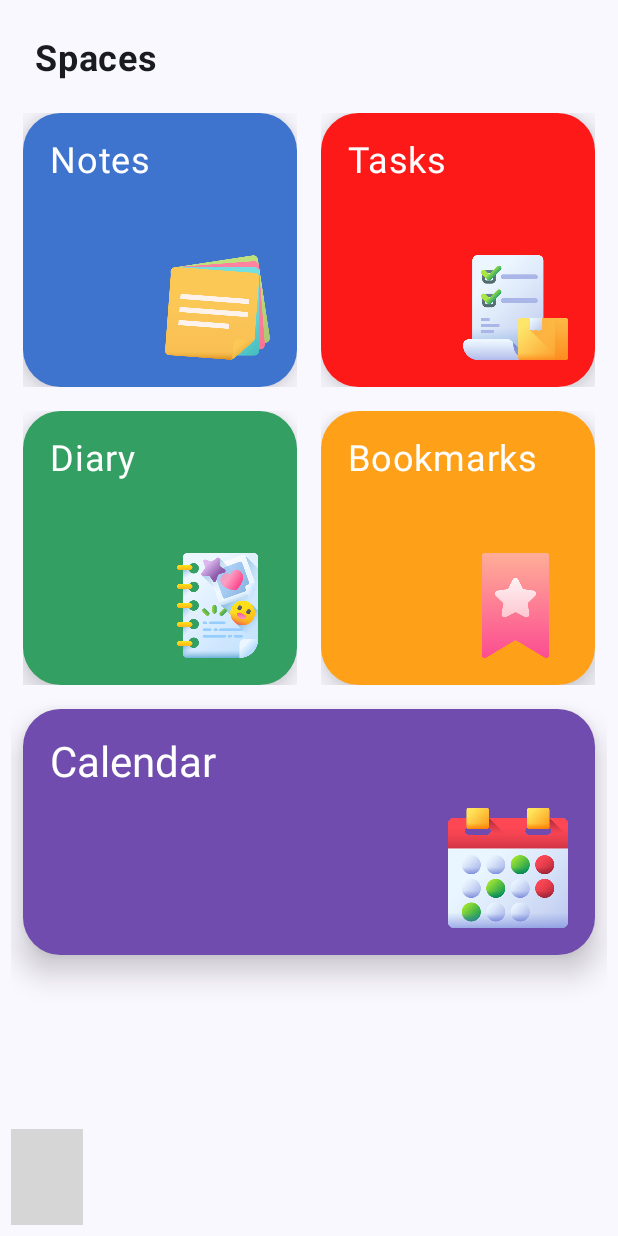
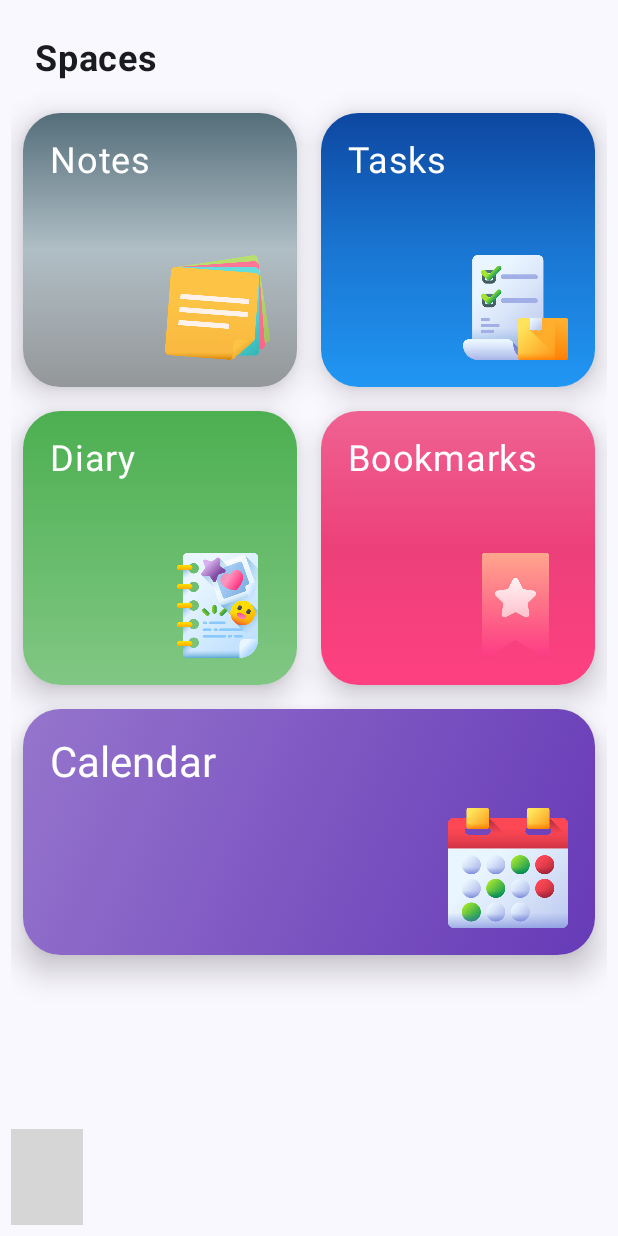
Before and after one commit to Brindha-m/DoodSpace-Todos.Notes.Doodles, an Android app built with Jetpack Compose: the screen it shows after launch (MainActivity), on a phone screen of 412 x 824 dp. Run offline under Robolectric (Android 15) with nearby library versions, the phone set to English and light mode, and no system bars; our stand-ins replace Dagger/Hilt's generated code; libraries missing offline, so code that uses them is left out: com.exyte.animatednavbar; 2 statements that could not run were skipped; grey boxes are pictures that could not be loaded.

Commit message:
Update your spacecards

```diff
--- a/app/build.gradle.kts
+++ b/app/build.gradle.kts
@@ -81,6 +81,7 @@ dependencies {
     implementation("androidx.compose.ui:ui-graphics")
     implementation("androidx.compose.ui:ui-tooling-preview")
     implementation("androidx.compose.material3:material3")
+    implementation("androidx.hilt:hilt-work:1.0.0")
     testImplementation("junit:junit:4.13.2")
     androidTestImplementation("androidx.test.ext:junit:1.1.5")
     androidTestImplementation("androidx.test.espresso:espresso-core:3.5.1")
@@ -93,7 +94,7 @@ dependencies {
 
 
     // Compose navigation
-    implementation("androidx.navigation:navigation-compose:2.6.0")
+    implementation("androidx.navigation:navigation-compose:2.7.0")
     implementation("androidx.hilt:hilt-navigation-compose:1.0.0")
 
     // Dagger Hilt
--- a/app/src/main/AndroidManifest.xml
+++ b/app/src/main/AndroidManifest.xml
@@ -1,14 +1,16 @@
 <?xml version="1.0" encoding="utf-8"?>
 <manifest xmlns:android="http://schemas.android.com/apk/res/android"
     xmlns:tools="http://schemas.android.com/tools">
+
+    <uses-permission android:name="android.permission.INTERNET" />
 
     <!-- For the Calendar events features -->
     <uses-permission android:name="android.permission.POST_NOTIFICATIONS" />
     <uses-permission android:name="android.permission.READ_CALENDAR" />
     <uses-permission android:name="android.permission.WRITE_CALENDAR" />
+
     <!-- For reminders -->
     <uses-permission android:name="android.permission.SCHEDULE_EXACT_ALARM" /> <!-- to start the alarms after restart. (By default, all alarms are canceled when a device shuts down) -->
-    <uses-permission android:name="android.permission.RECEIVE_BOOT_COMPLETED" />
 
     <application
         android:name=".FiveHiltMain"
--- a/app/src/main/java/com/implementing/feedfive/FiveHiltMain.kt
+++ b/app/src/main/java/com/implementing/feedfive/FiveHiltMain.kt
@@ -1,26 +1,55 @@
 package com.implementing.feedfive
 
 import android.app.Application
+import android.app.NotificationChannel
+import android.app.NotificationManager
 import android.content.Context
+import android.os.Build
 import androidx.annotation.StringRes
 import androidx.datastore.core.DataStore
 import androidx.datastore.preferences.core.Preferences
 import androidx.datastore.preferences.preferencesDataStore
+import androidx.hilt.work.HiltWorkerFactory
+import androidx.work.Configuration
 import com.implementing.feedfive.util.Constants
 import dagger.hilt.android.HiltAndroidApp
+import javax.inject.Inject
 
 val Context.dataStore: DataStore<Preferences> by preferencesDataStore(name = Constants.SETTINGS_PREFERENCES)
 
 
 @HiltAndroidApp
-class FiveHiltMain : Application() {
+class FiveHiltMain : Application(), Configuration.Provider {
     companion object {
         lateinit var appContext: Context
     }
 
+    @Inject
+    lateinit var workerFactory: HiltWorkerFactory
+
+
+    override fun getWorkManagerConfiguration() =
+        Configuration.Builder()
+            .setWorkerFactory(workerFactory)
+            .build()
+
+
     override fun onCreate() {
         super.onCreate()
         appContext = this
+        createRemindersNotificationChannel()
+    }
+
+    // Notification
+    private fun createRemindersNotificationChannel() {
+        val channel = NotificationChannel(
+            Constants.REMINDERS_CHANNEL_ID,
+            getString(R.string.reminders_channel_name),
+            NotificationManager.IMPORTANCE_DEFAULT
+        )
+        channel.description = getString(R.string.reminders_channel_description)
+        val notificationManager = getSystemService(NOTIFICATION_SERVICE) as NotificationManager
+        notificationManager.createNotificationChannel(channel)
     }
 
 }
--- a/app/src/main/java/com/implementing/feedfive/mainscreens/SpacesScreen.kt
+++ b/app/src/main/java/com/implementing/feedfive/mainscreens/SpacesScreen.kt
@@ -14,6 +14,7 @@ import androidx.compose.material3.TopAppBar
 import androidx.compose.material3.TopAppBarDefaults
 import androidx.compose.runtime.Composable
 import androidx.compose.ui.Modifier
+import androidx.compose.ui.graphics.Brush
 import androidx.compose.ui.graphics.Color
 import androidx.compose.ui.res.stringResource
 import androidx.compose.ui.text.font.FontWeight
@@ -56,12 +57,20 @@ fun SpacesScreen(
             item {
                 Spacer(Modifier.height(60.dp))
 
+
                 Row {
                     SpaceRegularCard(
                         modifier = Modifier.weight(1f, fill = true),
                         title = stringResource(R.string.notes),
                         image = R.drawable.notes_img,
-                        backgroundColor = Blue
+                        backgroundColor = Brush.verticalGradient(
+                            colorStops = arrayOf(
+                                0f to Color(0xFF546E7A), // Slightly darker silver at the start
+                                0.5f to Color(0xFFB0BEC5), // Darker silver in the middle
+                                1f to Color(0xFF949799) // Lighter silver at the end
+                            )
+                        )
+
                     ) {
                         navController.navigate(Screen.NotesScreen.route)
                     }
@@ -70,7 +79,13 @@ fun SpacesScreen(
                         modifier = Modifier.weight(1f, fill = true),
                         title = stringResource(R.string.tasks),
                         image = R.drawable.tasks_img,
-                        backgroundColor = Color.Red
+                        backgroundColor = Brush.verticalGradient(
+                            colorStops = arrayOf(
+                                0f to Color(0xFF0D47A1), // Dark blue at the start
+                                0.5f to Color(0xFF1976D2), // Lighter blue in the middle
+                                1f to Color(0xFF2196F3) // Lightest blue at the end
+                            )
+                        )
                     ) {
                         navController.navigate(
                             Screen.TasksScreen.route
@@ -84,7 +99,14 @@ fun SpacesScreen(
                         modifier = Modifier.weight(1f, fill = true),
                         title = stringResource(R.string.diary),
                         image = R.drawable.diary_img,
-                        backgroundColor = Green
+                        backgroundColor = Brush.verticalGradient(
+                            colorStops = arrayOf(
+                                0f to Color(0xFF4CAF50), // Dark green at the start
+                                0.5f to Color(0xFF66BB6A), // Lighter green in the middle
+                                1f to Color(0xFF81C784) // Lightest green at the end
+                            )
+                        )
+
                     ) {
                         navController.navigate(Screen.DiaryScreen.route)
                     }
@@ -92,7 +114,14 @@ fun SpacesScreen(
                         modifier = Modifier.weight(1f, fill = true),
                         title = stringResource(R.string.bookmarks),
                         image = R.drawable.bookmarks_img,
-                        backgroundColor = Orange
+                        backgroundColor = Brush.verticalGradient(
+                            colorStops = arrayOf(
+                                0f to Color(0xFFF06292), // Dark pink at the start
+                                0.5f to Color(0xFFEC407A), // Lighter pink in the middle
+                                1f to Color(0xFFFF4081) // Lightest pink at the end
+                            )
+                        )
+
                     ) {
                         navController.navigate(Screen.BookmarksScreen.route)
                     }
@@ -102,7 +131,13 @@ fun SpacesScreen(
                 SpaceWideCard(
                     title = stringResource(R.string.calendar),
                     image = R.drawable.calendar_img,
-                    backgroundColor = Purple
+                    backgroundColor = Brush.linearGradient(
+                        colorStops = arrayOf(
+                            0f to Color(0xFF9575CD), // Medium purple at the start
+                            0.5f to Color(0xFF7E57C2), // Slightly darker medium purple in the middle
+                            1f to Color(0xFF673AB7) // Darker medium purple at the end
+                        )
+                    )
                 ) {
                     navController.navigate(Screen.CalendarScreen.route)
                 }
--- a/app/src/main/java/com/implementing/feedfive/navigation/components/SpaceCards.kt
+++ b/app/src/main/java/com/implementing/feedfive/navigation/components/SpaceCards.kt
@@ -1,6 +1,7 @@
 package com.implementing.feedfive.navigation.components
 
 import androidx.compose.foundation.Image
+import androidx.compose.foundation.background
 import androidx.compose.foundation.clickable
 import androidx.compose.foundation.layout.Arrangement
 import androidx.compose.foundation.layout.Column
@@ -18,9 +19,12 @@ import androidx.compose.material3.Text
 import androidx.compose.runtime.Composable
 import androidx.compose.ui.Alignment
 import androidx.compose.ui.Modifier
+import androidx.compose.ui.geometry.Offset
 import androidx.compose.ui.graphics.Brush
 import androidx.compose.ui.graphics.Color
 import androidx.compose.ui.graphics.Color.Companion.Blue
+import androidx.compose.ui.graphics.LinearGradient
+import androidx.compose.ui.graphics.compositeOver
 import androidx.compose.ui.graphics.graphicsLayer
 import androidx.compose.ui.res.painterResource
 import androidx.compose.ui.tooling.preview.Preview
@@ -32,20 +36,21 @@ import com.implementing.feedfive.R
 fun SpaceRegularCard(
     title: String,
     image: Int,
-    backgroundColor: Color,
+    backgroundColor: Brush,
     modifier: Modifier = Modifier,
     onClick: () -> Unit = {}
 ) {
 
     Card(
-        modifier = modifier.padding(8.dp).graphicsLayer(alpha = 0.9f),
+        modifier = modifier.padding(8.dp).background(Color.Transparent),
         shape = RoundedCornerShape(25.dp),
-        colors = CardDefaults.cardColors(containerColor = backgroundColor),
+//        colors = CardDefaults.cardColors(containerColor = gradientBrush),
         elevation = CardDefaults.cardElevation(defaultElevation = 12.dp)
 
     ) {
         Column(
             Modifier
+                .background(backgroundColor)
                 .clickable { onClick() }
                 .aspectRatio(1.0f)
                 .padding(18.dp),
@@ -71,17 +76,18 @@ fun SpaceRegularCard(
 fun SpaceWideCard(
     title: String,
     image: Int,
-    backgroundColor: Color = Color.White,
+    backgroundColor: Brush,
     onClick: () -> Unit = {}
 ) {
     Card(
-        modifier = Modifier.padding(8.dp),
+        modifier = Modifier.padding(8.dp).background(Color.Transparent),
         shape = RoundedCornerShape(25.dp),
-        colors = CardDefaults.cardColors(containerColor = backgroundColor),
-        elevation = CardDefaults.cardElevation(defaultElevation = 12.dp)
+//        colors = CardDefaults.cardColors(containerColor = Col),
+        elevation = CardDefaults.cardElevation(defaultElevation = 12.dp),
     ) {
         Column(
             Modifier
+                .background(backgroundColor)
                 .fillMaxWidth()
                 .clickable { onClick() }
                 .padding(18.dp),
@@ -110,6 +116,12 @@ fun SpaceRegularCardPreview() {
     SpaceRegularCard(
         "Book Marks",
         R.drawable.bookmarks_img,
-        Color.Blue
+        backgroundColor = Brush.linearGradient(
+            colorStops = arrayOf(
+                0f to Color(0xFF0D47A1), // Dark blue at the start
+                0.5f to Color(0xFF1976D2), // Lighter blue in the middle
+                1f to Color(0xFF2196F3) // Lightest blue at the end
+            )
+        )
     )
 }
```
